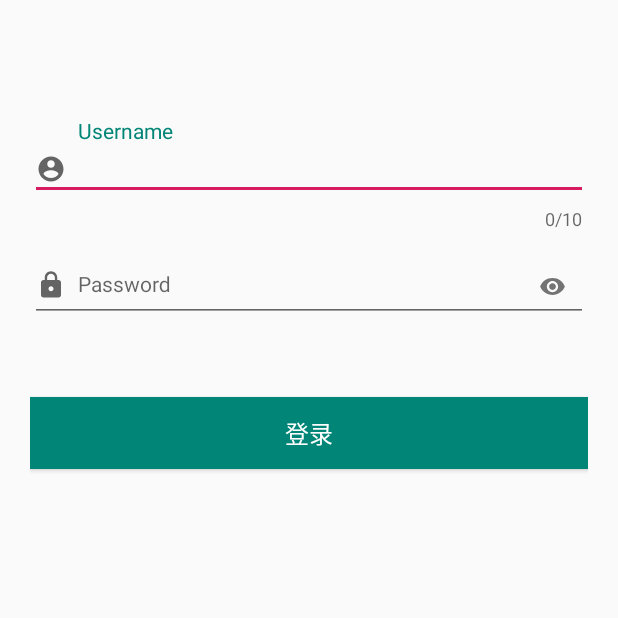
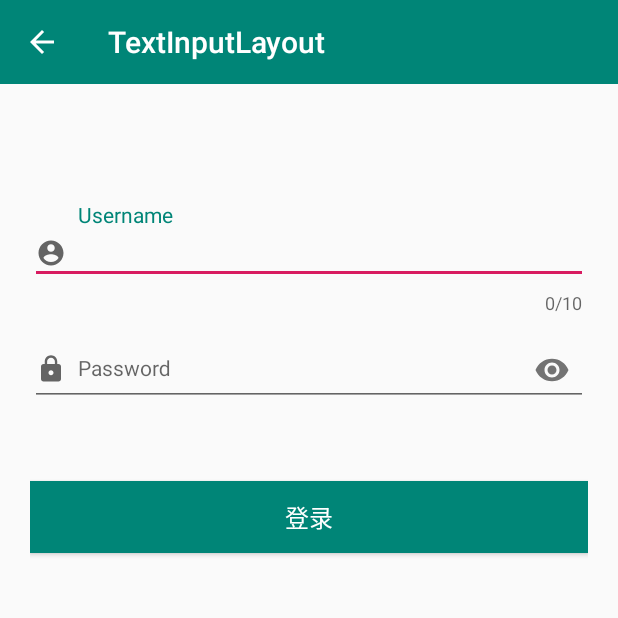
Before and after one commit to JaynmBo/MaterialDesign-master, an Android app: the screen it shows after launch (TextInputLayoutActivity), on a phone screen of 412 x 824 dp, the top half of it. Run offline under Robolectric (Android 15) with nearby library versions, the phone set to English and light mode, and no system bars.

Commit message:
TextInputLayout

```diff
--- a/app/src/main/java/com/caobo/slideviewdemo/textinputlayout/TextInputLayoutActivity.java
+++ b/app/src/main/java/com/caobo/slideviewdemo/textinputlayout/TextInputLayoutActivity.java
@@ -1,6 +1,8 @@
 package com.caobo.slideviewdemo.textinputlayout;
 
 import android.os.Bundle;
+import android.text.Editable;
+import android.text.TextWatcher;
 
 import com.caobo.slideviewdemo.R;
 import com.google.android.material.textfield.TextInputLayout;
@@ -23,25 +25,35 @@ public class TextInputLayoutActivity extends AppCompatActivity {
 
         userInputLayout = findViewById(R.id.userInputLayout);
 
-
-        // 是否获取焦点的时候，hint文本上移到左上角开启动画，默认True开启状态
-        userInputLayout.setHintAnimationEnabled(false);
-
         // 开启错误提示
         userInputLayout.setErrorEnabled(true);
         // 开启计数
         userInputLayout.setCounterEnabled(true);
         // 设置输入最大长度
         userInputLayout.setCounterMaxLength(10);
-
-        // 是否开启浮动标签
-        userInputLayout.setHintEnabled(true);
-
         // 设置浮动标签字体样式
         userInputLayout.setHintTextAppearance(R.style.hintAppearence);
 
-        // 设置
+        userInputLayout.getEditText().addTextChangedListener(new TextWatcher() {
+            @Override
+            public void beforeTextChanged(CharSequence s, int start, int count, int after) {
+                // 文本变化前调用
+            }
 
+            @Override
+            public void onTextChanged(CharSequence s, int start, int before, int count) {
+                // 文本发生变化时调用
+            }
 
+            @Override
+            public void afterTextChanged(Editable s) {
+                // 文本发生变化后调用
+                if(userInputLayout.getEditText().getText().toString().trim().length()>10){
+                    userInputLayout.setError("用户名长度超出限制");
+                }else{
+                    userInputLayout.setError(null);
+                }
+            }
+        });
     }
 }
--- a/app/src/main/res/layout/activity_inputlayout.xml
+++ b/app/src/main/res/layout/activity_inputlayout.xml
@@ -1,6 +1,24 @@
 <?xml version="1.0" encoding="utf-8"?>
 <LinearLayout xmlns:android="http://schemas.android.com/apk/res/android"
     xmlns:app="http://schemas.android.com/apk/res-auto"
+    xmlns:tools="http://schemas.android.com/tools"
+    android:layout_width="match_parent"
+    android:layout_height="match_parent"
+    android:orientation="vertical">
+
+    <androidx.appcompat.widget.Toolbar
+        android:id="@+id/toolbar"
+        android:layout_width="match_parent"
+        android:layout_height="?attr/actionBarSize"
+        android:background="?attr/colorPrimary"
+        app:layout_scrollFlags="scroll|enterAlways"
+        app:navigationIcon="@drawable/abc_vector_test"
+        app:subtitleTextColor="#FFF"
+        app:title="TextInputLayout"
+        app:titleTextColor="#FFF"
+        tools:ignore="MissingConstraints" />
+
+    <LinearLayout
         android:layout_width="match_parent"
         android:layout_height="match_parent"
         android:orientation="vertical"
@@ -8,11 +26,11 @@
         android:paddingTop="80dp"
         android:paddingRight="20dp">
 
+
         <com.google.android.material.textfield.TextInputLayout
             android:id="@+id/userInputLayout"
             android:layout_width="match_parent"
             android:layout_height="wrap_content"
-        android:background="@null"
             android:focusable="false"
             android:focusableInTouchMode="false"
             android:hint="Username"
@@ -25,7 +43,6 @@
                 android:drawablePadding="8dp"
                 android:textSize="14dp" />
 
-
         </com.google.android.material.textfield.TextInputLayout>
 
         <com.google.android.material.textfield.TextInputLayout
@@ -34,10 +51,7 @@
             android:focusable="false"
             android:focusableInTouchMode="false"
             android:hint="Password"
-        app:counterOverflowTextAppearance="@style/hintAppearence"
             app:hintTextAppearance="@style/hintAppearence"
-        app:passwordToggleDrawable="@drawable/ic_baseline_remove_red_eye_24"
-
             app:passwordToggleEnabled="true">
 
             <EditText
@@ -48,8 +62,8 @@
                 android:inputType="textPassword"
                 android:textSize="14dp" />
 
+        </com.google.android.material.textfield.TextInputLayout>
 
-    </com.google.android.material.textfield.TextInputLayout>
 
         <Button
             android:layout_width="match_parent"
@@ -63,3 +77,5 @@
             android:textSize="16dp" />
 
     </LinearLayout>
+
+</LinearLayout>
--- a/app/src/main/res/values/colors.xml
+++ b/app/src/main/res/values/colors.xml
@@ -4,4 +4,5 @@
     <color name="colorPrimaryDark">#00574B</color>
     <color name="colorAccent">#D81B60</color>
     <color name="colorBlack">#000</color>
+    <color name="colorLine">#AA9AE1</color>
 </resources>
```
Lines whose indentation alone changed are shown as unchanged.
